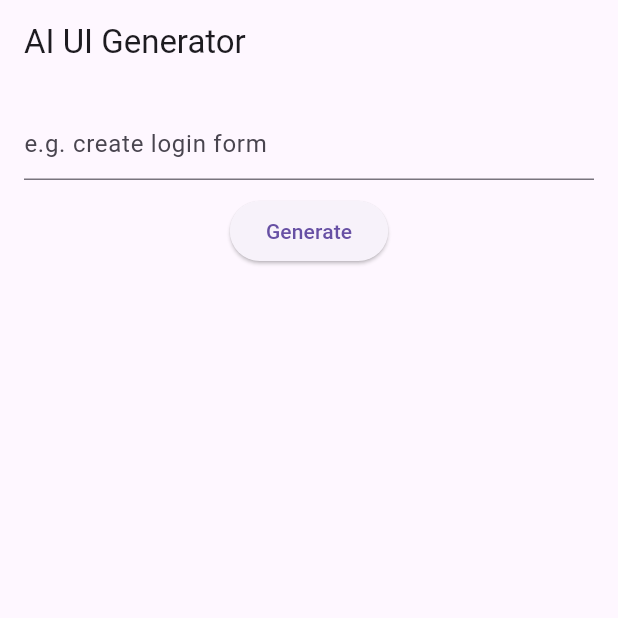
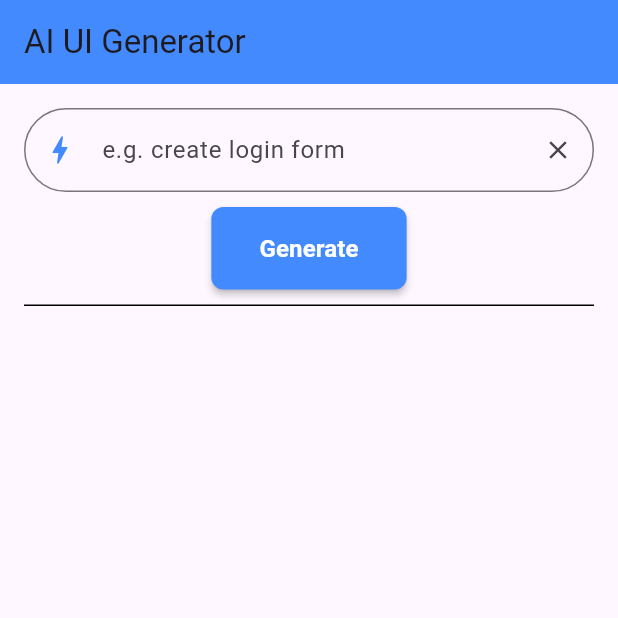
Before and after one commit to shafin225513/flutter-genUI, a Flutter app: the screen it shows after launch, after a tap on "Generate", on a phone screen of 412 x 824 dp, the top half of it. Run offline on Flutter 3.47's test engine with Material 3 defaults, Android fonts, the phone set to English and light mode, and no system bars; network calls fail.

Commit message:
Improve UI: Styled TextField and ElevatedButton for a professional look

````diff
--- a/lib/main.dart
+++ b/lib/main.dart
@@ -43,22 +43,55 @@ class _HomePageState extends State<HomePage> {
   @override
   Widget build(BuildContext context) {
     return Scaffold(
-      appBar: AppBar(title: Text("AI UI Generator")),
+      appBar: AppBar(title: Text("AI UI Generator"),
+      backgroundColor: Colors.blueAccent,
+      ),
       body: Padding(
         padding: EdgeInsets.all(16),
         child: Column(
           children: [
             TextField(
-              controller: controller,
-              decoration: InputDecoration(
-                hintText: "e.g. create login form",
-              ),
+             controller: controller,
+             decoration: InputDecoration(
+             hintText: "e.g. create login form",
+             prefixIcon: const Icon(Icons.bolt, color: Colors.blueAccent),
+             suffixIcon: IconButton(
+             icon: const Icon(Icons.clear, size: 20),
+             onPressed: () => controller.clear(),
             ),
+             border: OutlineInputBorder(
+             borderRadius: BorderRadius.circular(30),
+               ),
+             ),
+           ),
+
             SizedBox(height: 10),
             ElevatedButton(
               onPressed: generateUI,
-              child: Text("Generate"),
+
+              style: ElevatedButton.styleFrom(
+
+              backgroundColor: Colors.blueAccent,
+              foregroundColor: Colors.white,
+              padding: const EdgeInsets.symmetric(horizontal: 32, vertical: 16),
+              shape: RoundedRectangleBorder(
+              borderRadius: BorderRadius.circular(8),
+               ),
+             elevation: 2,
+             ),
+             child: const Text(
+              "Generate",
+              style: TextStyle(fontSize: 16, fontWeight: FontWeight.w600),
+           ),
+         ),
+
+            const SizedBox(height: 10,),
+            Container(
+             height: 1.0,
+             width: double.infinity,
+             color: Colors.black,
             ),
+
             SizedBox(height: 20),
             isLoading
                 ? CircularProgressIndicator()
--- a/lib/services/ai_service.dart
+++ b/lib/services/ai_service.dart
@@ -3,7 +3,7 @@ import 'package:http/http.dart' as http;
 
 class AIService {
   // Use your real key here
-  final String apiKey = "AIzaSyDCaALY610-aHfJ7UGDrxN7ZEXocgcuagY";
+  final String apiKey = "AIzaSyArzLyJgz_8HL1OQEOTeqQHVnFjogyDG5E";
 
   Future<Map<String, dynamic>> generateUI(String prompt) async {
     final url = Uri.parse(
@@ -19,21 +19,23 @@ class AIService {
               {
                 "text": """
 You are a Flutter UI JSON generator.
+CRITICAL: Return ONLY the JSON object. Do not include markdown backticks (```) or the word 'json'.
 
-Return ONLY valid JSON. No explanation.
+ALLOWED TYPES: text, textField, button, row, column, container.
+PROPERTIES:
+- For 'textField': use 'label'.
+- For 'button': use 'text'.
+- For 'text': use 'value'.
+- Use 'children' for row/column and 'child' for container.
 
-Allowed components:
-- text
-- textField
-- button
-- row
-- column
-- container
-
-Format:
+JSON Schema Example:
 {
   "type": "column",
-  "children": []
+  "children": [
+    { "type": "text", "value": "Login" },
+    { "type": "textField", "label": "Email" },
+    { "type": "button", "text": "Submit" }
+  ]
 }
 
 Request: $prompt
````
Also changed, not shown: lib/widgets/dynamic_builder.dart (+100 -28 lines).
